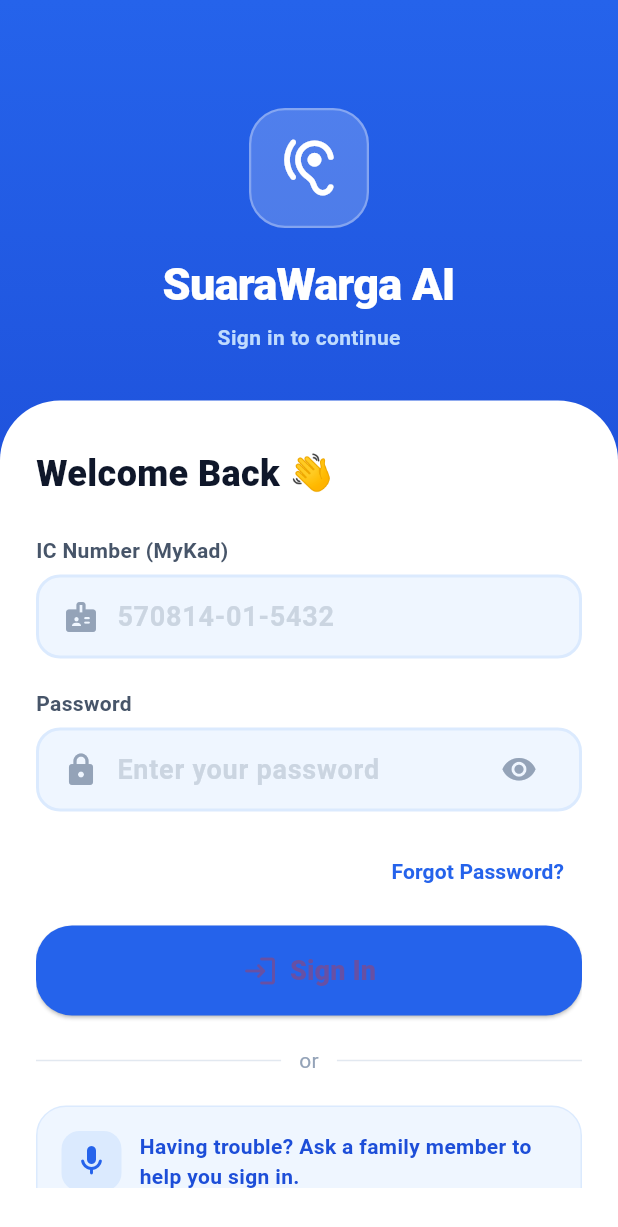
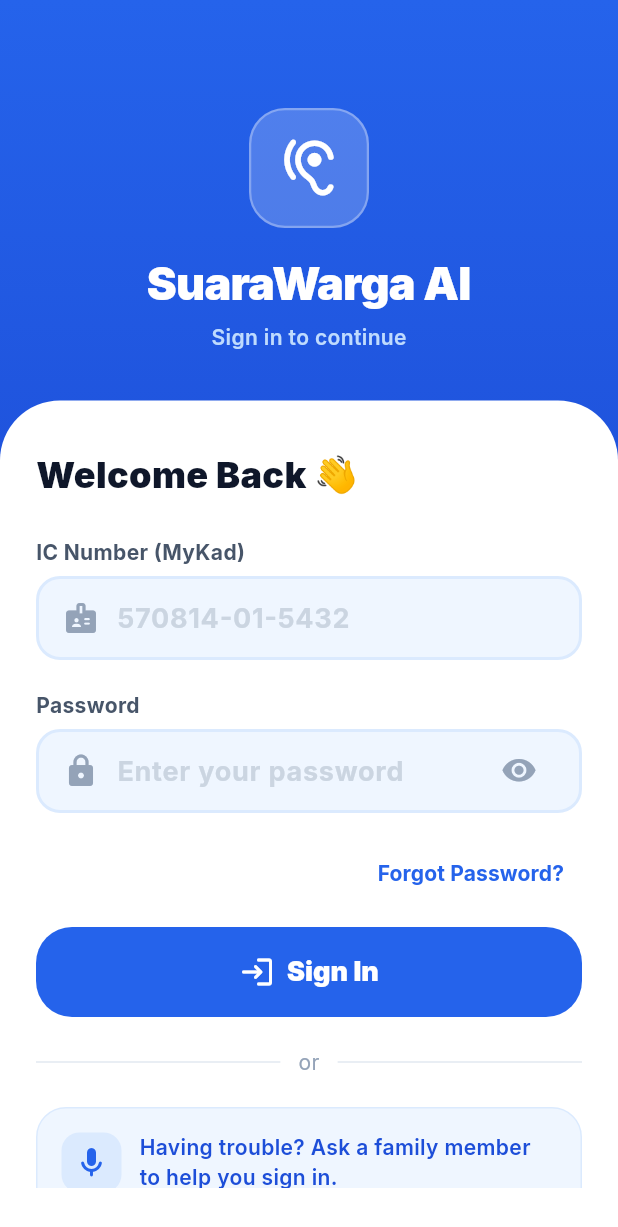
Before and after one commit to simyeeteng/SuaraWarga-AI, a Flutter app: the screen it shows after launch, on a phone screen of 412 x 824 dp. Shown: the top 1227 px of the screen. Run offline on Flutter 3.47's test engine with Material 3 defaults, Android fonts, the phone set to English and light mode, and no system bars; our stand-ins replace google_fonts; accounts and stored records are empty.

Commit message:
fix app and theme dart

```diff
--- a/lib/app/app.dart
+++ b/lib/app/app.dart
@@ -35,12 +35,17 @@
 
   @override
   Widget build(BuildContext context) {
-    final appState = Provider.of<AppState>(context);
-
+    return ChangeNotifierProvider(
+      create: (_) => AppState(),
+      child: Consumer<AppState>(
+        builder: (context, appState, child) {
           return MaterialApp(
             title: 'SuaraWarga AI',
             debugShowCheckedModeBanner: false,
-      theme: AppTheme.lightTheme(appState),
+            theme: AppTheme.getTheme(
+              largeText: false,
+              highContrast: false,
+            ),
             initialRoute: appState.isLoggedIn ? AppRoutes.home : AppRoutes.login,
             routes: {
               AppRoutes.login: (_) => const LoginPage(),
@@ -58,5 +63,8 @@
               AppRoutes.processing: (_) => const ProcessingPage(),
             },
           );
+        },
+      ),
+    );
   }
 }
--- a/lib/app/theme.dart
+++ b/lib/app/theme.dart
@@ -27,7 +27,7 @@
       textTheme: baseTextTheme.copyWith(
         displayLarge: baseTextTheme.displayLarge?.copyWith(
           fontSize: (baseTextTheme.displayLarge?.fontSize ?? 32) * scale,
-          fontWeight: FontWeight.black,
+          fontWeight: FontWeight.w900, // Changed from FontWeight.black
           color: textColor,
         ),
         displayMedium: baseTextTheme.displayMedium?.copyWith(
@@ -47,7 +47,7 @@
         ),
         bodyLarge: baseTextTheme.bodyLarge?.copyWith(
           fontSize: (baseTextTheme.bodyLarge?.fontSize ?? 16) * scale,
-          fontWeight: FontWeight.semibold,
+          fontWeight: FontWeight.w600, // Changed from FontWeight.semibold
           color: textColor,
         ),
         bodyMedium: baseTextTheme.bodyMedium?.copyWith(
@@ -66,7 +66,7 @@
           color: subTextColor,
         ),
       ),
-      cardTheme: CardTheme(
+      cardTheme: CardThemeData( // Changed from CardTheme
         color: surfaceColor,
         elevation: 0,
         shape: RoundedRectangleBorder(
```
Lines whose indentation alone changed are shown as unchanged.
